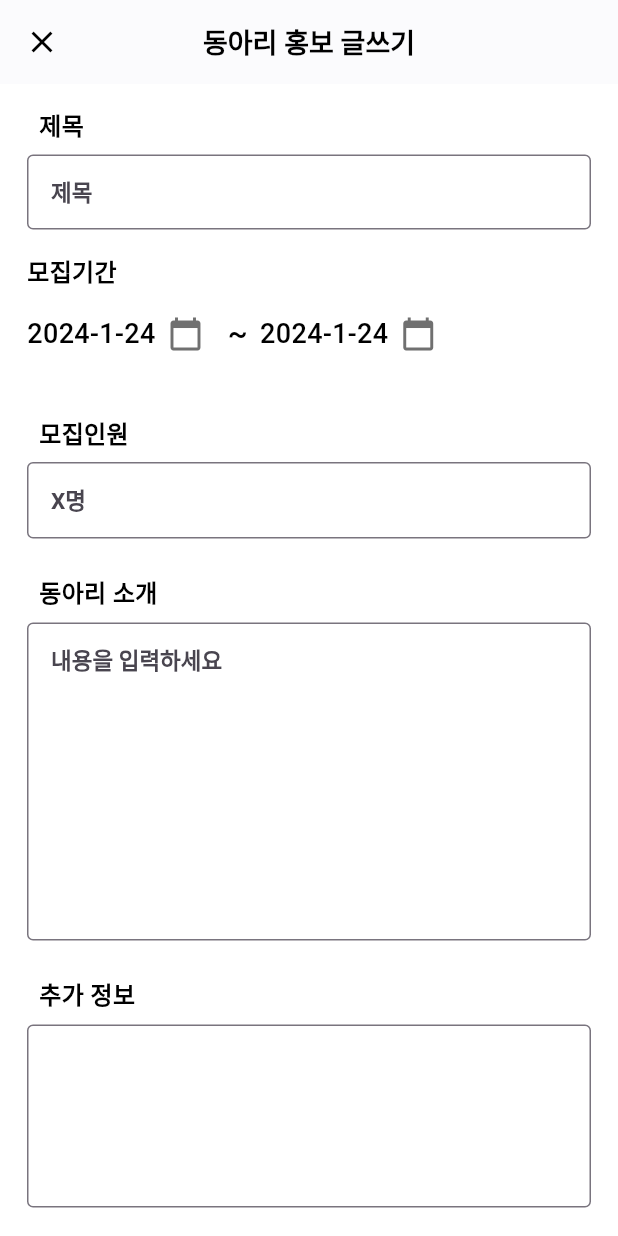
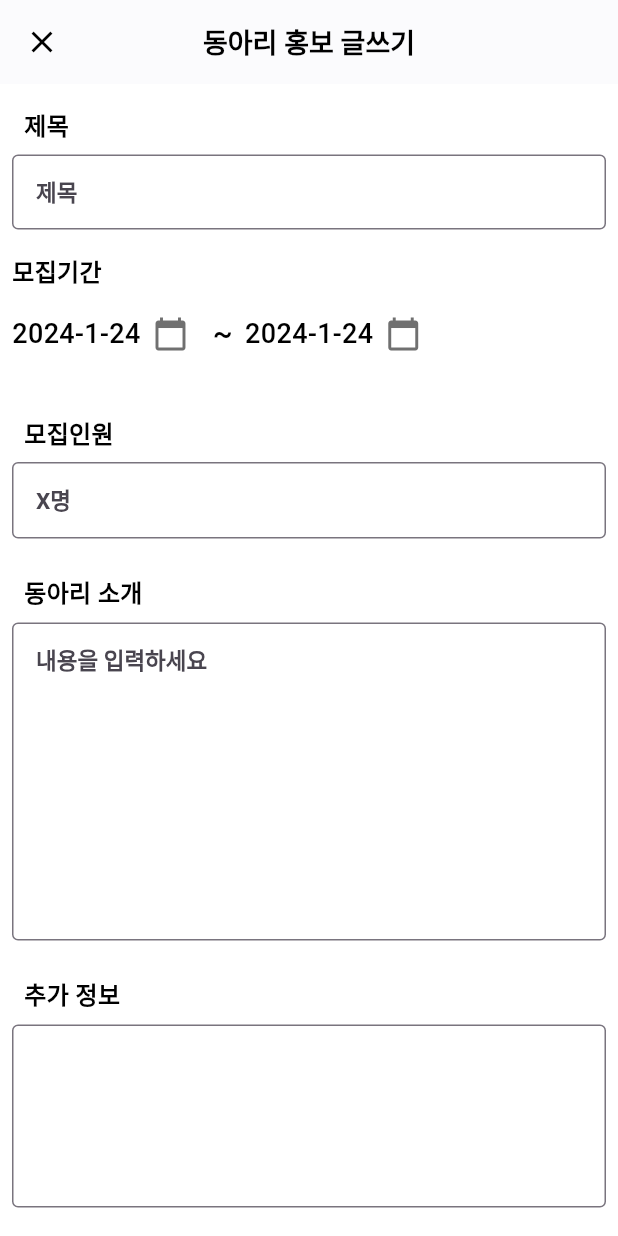
Before and after one commit to SangWook16074/induk_club_promotion_app_project, a Flutter app: the PromotionWrite screen opened directly, on a phone screen of 412 x 824 dp. Run offline on Flutter 3.47's test engine with Material 3 defaults, Android fonts, the phone set to English and light mode, and no system bars; our stand-ins replace cached_network_image, carousel_slider, dio, flutter_secure_storage, get, google_fonts and 3 more; accounts and stored records are empty; network calls fail.

```diff
--- a/lib/src/view/promotion_write.dart
+++ b/lib/src/view/promotion_write.dart
@@ -52,7 +52,7 @@ class _PromotionWriteState extends State<PromotionWrite> {
         child: SingleChildScrollView(
           child: Padding(
             padding: EdgeInsets.symmetric(
-                horizontal: (ResponsibleLayout.isMobile(context)) ? 10 : 300),
+                horizontal: (ResponsibleLayout.isMobile(context)) ? 0 : 300),
             child: Column(
               mainAxisAlignment: MainAxisAlignment.start,
               crossAxisAlignment: CrossAxisAlignment.center,
@@ -343,10 +343,7 @@ class _PromotionWriteState extends State<PromotionWrite> {
       );
 
   Widget _pickedImages() => GetX<ImagePickerController>(builder: (controller) {
-        return Padding(
-            padding: EdgeInsets.all(
-                ResponsibleLayout.isMobile(context) ? 8.0 : 20.0),
-            child: (controller.webImages.isEmpty && controller.images.isEmpty)
+        return (controller.webImages.isEmpty && controller.images.isEmpty)
             ? Container(
                 height: 250,
                 color: const Color(0xffbdbdbd),
@@ -377,8 +374,7 @@ class _PromotionWriteState extends State<PromotionWrite> {
                                   if (kIsWeb) {
                                     Get.to(() => ZoomImage(
                                           tag: index.toString(),
-                                              webImage:
-                                                  controller.webImages[index],
+                                          webImage: controller.webImages[index],
                                         ));
                                   } else {
                                     Get.to(() => ZoomImage(
@@ -391,16 +387,14 @@ class _PromotionWriteState extends State<PromotionWrite> {
                                 child: Hero(
                                   tag: index.toString(),
                                   child: ClipRRect(
-                                        borderRadius:
-                                            BorderRadius.circular(8.0),
+                                    borderRadius: BorderRadius.circular(8.0),
                                     child: (kIsWeb)
                                         ? Image.memory(
                                             controller.webImages[index],
                                             fit: BoxFit.cover,
                                           )
                                         : Image.file(
-                                                File(controller
-                                                    .images[index].path),
+                                            File(controller.images[index].path),
                                             fit: BoxFit.cover,
                                           ),
                                   ),
@@ -433,7 +427,7 @@ class _PromotionWriteState extends State<PromotionWrite> {
                     );
                   }),
                 ),
-                  ));
+              );
       });
 
   PreferredSizeWidget _appBar() {
```
Lines whose indentation alone changed are shown as unchanged.
